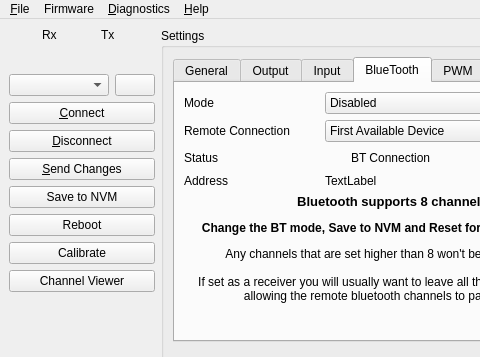
Before: the Qt Designer form gui/src/mainwindow.ui in dlktdr/HeadTracker, drawn with Qt 5; both pictures show x 0 to 480 and y 0 to 357 of the 633 by 703 pixel window.
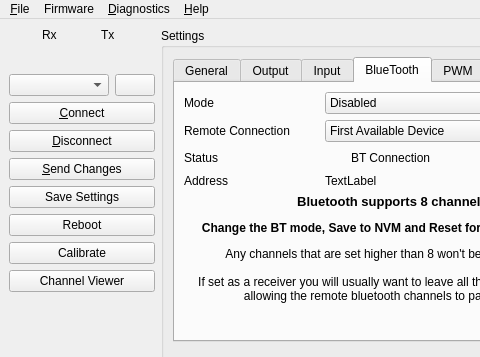
After: the same form once the commit is applied. The open tabs and pages were chosen to show the change. Icons and pictures are not drawn. Custom widgets are drawn as their Qt base class.

Commit message: Reword Save to NVM user friendly, remove GUI suffix

Diff of the .ui file:
```diff
--- a/gui/src/mainwindow.ui
+++ b/gui/src/mainwindow.ui
@@ -6,7 +6,7 @@
    <rect>
     <x>0</x>
     <y>0</y>
-    <width>580</width>
+    <width>584</width>
     <height>697</height>
    </rect>
   </property>
@@ -180,7 +180,7 @@
            <string>Permanently save the settings on the headtracker</string>
           </property>
           <property name="text">
-           <string>Save to NVM</string>
+           <string>Save Settings</string>
           </property>
           <property name="icon">
            <iconset resource="Resources.qrc">
```
Left out of the diff: 4 changed lines with no effect on the pictures. The commit also changes 2 other files.
